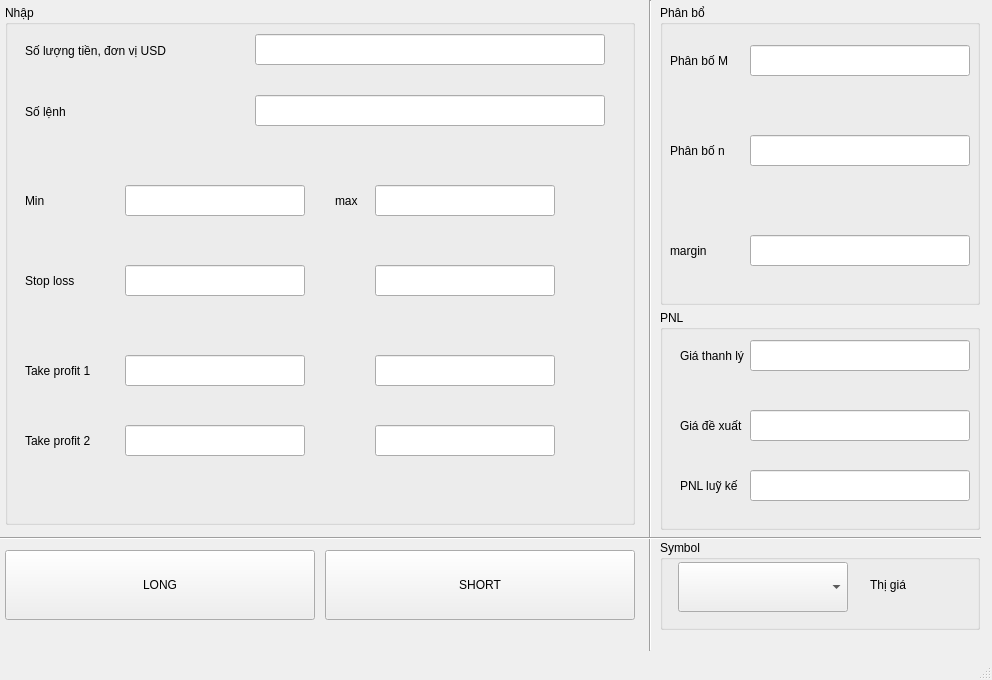
Before: the Qt Designer form main_view.ui in duong-sau/Tradding_bot, drawn with Qt 5.
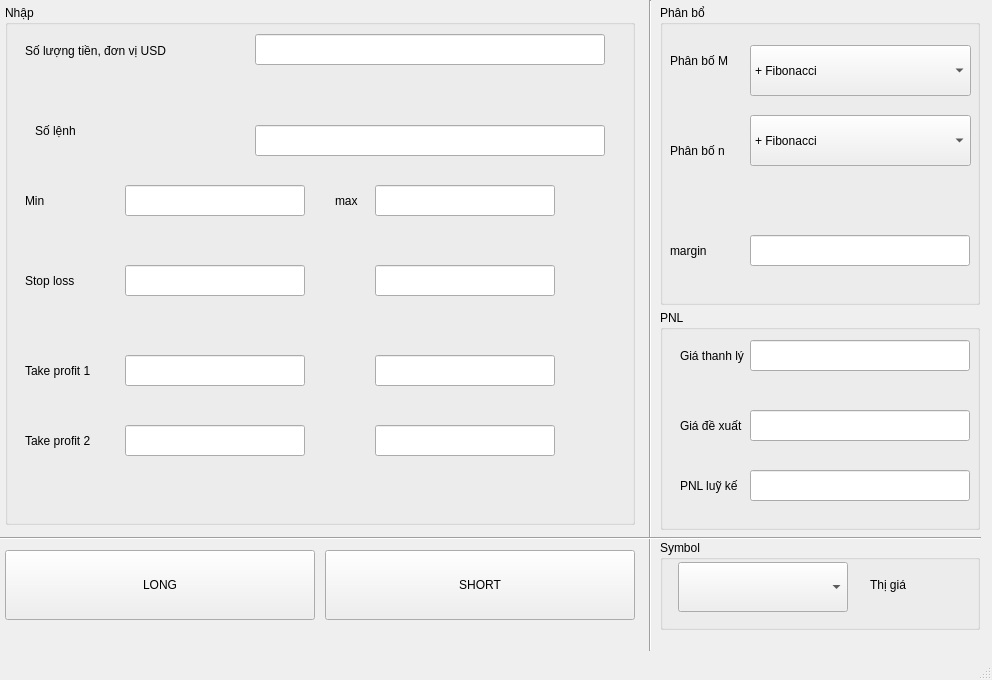
After: the same form once the commit is applied.

```diff
--- a/main_view.ui
+++ b/main_view.ui
@@ -64,19 +64,6 @@
      <property name="text">
       <string>Phân bố M</string>
      </property>
-     <property name="buddy">
-      <cstring>m_allocator_input</cstring>
-     </property>
-    </widget>
-    <widget class="QLineEdit" name="m_allocator_input">
-     <property name="geometry">
-      <rect>
-       <x>90</x>
-       <y>40</y>
-       <width>220</width>
-       <height>31</height>
-      </rect>
-     </property>
     </widget>
     <widget class="QLabel" name="n_allocator">
      <property name="geometry">
@@ -90,19 +77,6 @@
      <property name="text">
       <string>Phân bố n</string>
      </property>
-     <property name="buddy">
-      <cstring>n_allocator_input</cstring>
-     </property>
-    </widget>
-    <widget class="QLineEdit" name="n_allocator_input">
-     <property name="geometry">
-      <rect>
-       <x>90</x>
-       <y>130</y>
-       <width>220</width>
-       <height>31</height>
-      </rect>
-     </property>
     </widget>
     <widget class="QLabel" name="margin">
      <property name="geometry">
@@ -130,6 +104,66 @@
       </rect>
      </property>
     </widget>
+    <widget class="QComboBox" name="m_combobox">
+     <property name="geometry">
+      <rect>
+       <x>90</x>
+       <y>40</y>
+       <width>221</width>
+       <height>51</height>
+      </rect>
+     </property>
+     <item>
+      <property name="text">
+       <string>+ Fibonacci</string>
+      </property>
+     </item>
+     <item>
+      <property name="text">
+       <string>- Fibonacci</string>
+      </property>
+     </item>
+     <item>
+      <property name="text">
+       <string>Normal</string>
+      </property>
+     </item>
+     <item>
+      <property name="text">
+       <string/>
+      </property>
+     </item>
+    </widget>
+    <widget class="QComboBox" name="n_combobox">
+     <property name="geometry">
+      <rect>
+       <x>90</x>
+       <y>110</y>
+       <width>221</width>
+       <height>51</height>
+      </rect>
+     </property>
+     <item>
+      <property name="text">
+       <string>+ Fibonacci</string>
+      </property>
+     </item>
+     <item>
+      <property name="text">
+       <string>- Fibonacci</string>
+      </property>
+     </item>
+     <item>
+      <property name="text">
+       <string>Normal</string>
+      </property>
+     </item>
+     <item>
+      <property name="text">
+       <string/>
+      </property>
+     </item>
+    </widget>
    </widget>
    <widget class="QGroupBox" name="groupBox_2">
     <property name="geometry">
@@ -328,8 +362,8 @@
     <widget class="QLabel" name="n">
      <property name="geometry">
       <rect>
-       <x>20</x>
-       <y>91</y>
+       <x>30</x>
+       <y>110</y>
        <width>180</width>
        <height>31</height>
       </rect>
@@ -345,7 +379,7 @@
      <property name="geometry">
       <rect>
        <x>250</x>
-       <y>90</y>
+       <y>120</y>
        <width>350</width>
        <height>31</height>
       </rect>
```
Left out of the diff: 37 changed lines with no effect on the pictures.
